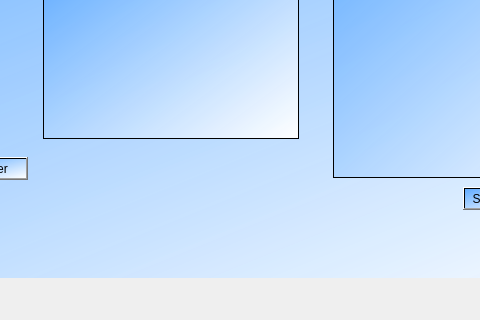
First picture: the form in lacommande.ui, repository 24-25PCPP2A27/projet2a-2a27-smart-cleaning-company, before the edit; both pictures show x 307 to 787 and y 163 to 483 of the 1098 by 483 pixel window.
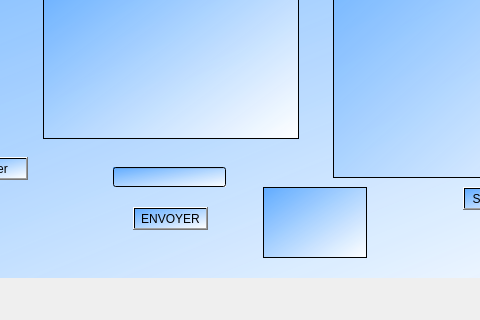
Second picture: the form after the edit.

Diff of the .ui file:
```diff
--- a/lacommande.ui
+++ b/lacommande.ui
@@ -271,6 +271,39 @@
        <string>rapport</string>
       </property>
      </widget>
+     <widget class="QLineEdit" name="lineEdit_searchWord">
+      <property name="geometry">
+       <rect>
+        <x>430</x>
+        <y>330</y>
+        <width>113</width>
+        <height>20</height>
+       </rect>
+      </property>
+     </widget>
+     <widget class="QPushButton" name="pushButton_CheckEnCours">
+      <property name="geometry">
+       <rect>
+        <x>450</x>
+        <y>370</y>
+        <width>75</width>
+        <height>23</height>
+       </rect>
+      </property>
+      <property name="text">
+       <string>ENVOYER</string>
+      </property>
+     </widget>
+     <widget class="QTextEdit" name="textEdit_log">
+      <property name="geometry">
+       <rect>
+        <x>580</x>
+        <y>350</y>
+        <width>104</width>
+        <height>71</height>
+       </rect>
+      </property>
+     </widget>
     </widget>
     <widget class="QWidget" name="page_2"/>
    </widget>
```
